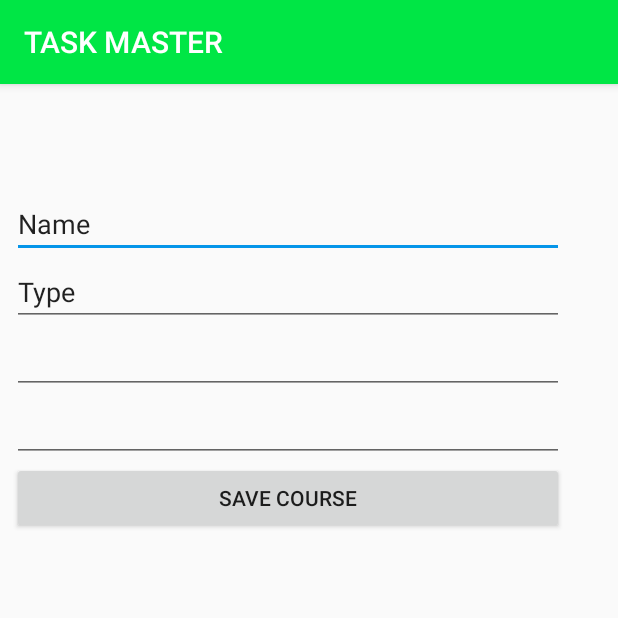
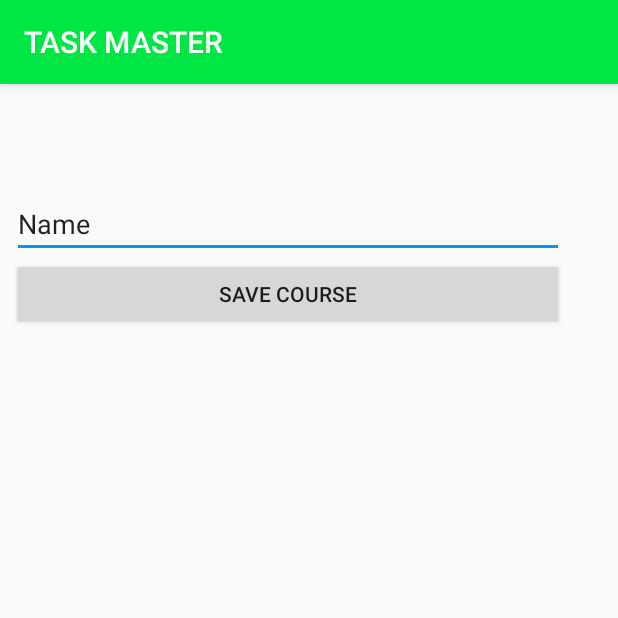
Before and after one commit to climbbikehike/DeadlineSchmedline, an Android app: the AddCourseActivity screen opened directly, with no data from a screen before it, on a phone screen of 412 x 824 dp, the top half of it. Run offline under Robolectric (Android 15) with nearby library versions, the phone set to English and light mode, and no system bars; our stand-ins replace Firebase (no records; nobody signed in at launch, a user with empty details on screens opened directly); 1 statement that could not run was skipped.

```diff
--- a/app/src/main/res/layout/activity_add_course.xml
+++ b/app/src/main/res/layout/activity_add_course.xml
@@ -29,26 +29,6 @@
             android:inputType="textPersonName"
             android:text="@string/course_name" />
 
-        <EditText
-            android:id="@+id/course_type"
-            android:layout_width="match_parent"
-            android:layout_height="wrap_content"
-            android:ems="10"
-            android:inputType="textPersonName"
-            android:text="@string/course_type" />
-
-        <EditText
-            android:layout_width="match_parent"
-            android:layout_height="wrap_content"
-            android:ems="10"
-            android:inputType="date" />
-
-        <EditText
-            android:layout_width="match_parent"
-            android:layout_height="wrap_content"
-            android:ems="10"
-            android:inputType="date" />
-
         <Button
             android:id="@+id/button_save"
             android:layout_width="match_parent"
```
Also changed, not shown: app/src/main/java/com/lorin/deadlineschmedline/activities/AddCourseActivity.java (+14 -3 lines), app/src/main/java/com/lorin/deadlineschmedline/models/Course.java (+14 -14 lines).
